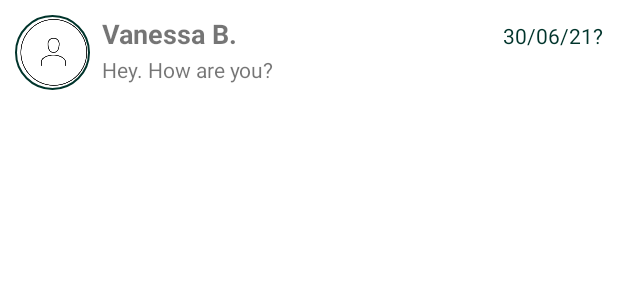
After one commit to vanessabuecker/Dev_vWhatsapp, an Android app: the layout item_user.xml on its own in the app's theme, with its tools: preview values and no code run, on a phone screen of 412 x 824 dp. The commit adds this screen. Shown: the top 300 px of the screen. Run offline under Robolectric (Android 15) with nearby library versions, the phone set to English and light mode, and no system bars.

Commit message:
"update"

```diff
--- /dev/null
+++ b/app/src/main/java/com/vbuecker/dev_venture_whatsapp/User.kt
@@ -0,0 +1,3 @@
+package com.vbuecker.dev_venture_whatsapp
+
+data class User (val name: String, val imageUrl: String, val id: String)
--- a/app/src/main/java/com/vbuecker/dev_venture_whatsapp/ui/login/LoginActivity.kt
+++ b/app/src/main/java/com/vbuecker/dev_venture_whatsapp/ui/login/LoginActivity.kt
@@ -12,6 +12,7 @@ import androidx.navigation.ui.setupActionBarWithNavController
 import com.firebase.ui.auth.AuthUI
 import com.vbuecker.dev_venture_whatsapp.MainActivity
 import com.vbuecker.dev_venture_whatsapp.databinding.ActivityLoginBinding
+import com.vbuecker.dev_venture_whatsapp.fragments.UserFragment
 
 const val RC_SIGN_IN = 123
 class LoginActivity : AppCompatActivity() {
--- a/app/src/main/res/layout/activity_login.xml
+++ b/app/src/main/res/layout/activity_login.xml
@@ -1,8 +1,6 @@
 <?xml version="1.0" encoding="utf-8"?>
-<androidx.constraintlayout.widget.ConstraintLayout
-    xmlns:android="http://schemas.android.com/apk/res/android"
+<androidx.constraintlayout.widget.ConstraintLayout xmlns:android="http://schemas.android.com/apk/res/android"
     xmlns:app="http://schemas.android.com/apk/res-auto"
-    xmlns:tools="http://schemas.android.com/tools"
     android:layout_width="match_parent"
     android:layout_height="match_parent"
     android:background="@color/browser_actions_divider_color"
--- /dev/null
+++ b/app/src/main/res/layout/item_user.xml
@@ -0,0 +1,94 @@
+<?xml version="1.0" encoding="utf-8"?>
+<LinearLayout xmlns:android="http://schemas.android.com/apk/res/android"
+    android:layout_width="match_parent"
+    android:layout_height="wrap_content"
+    xmlns:app="http://schemas.android.com/apk/res-auto"
+    xmlns:tools="http://schemas.android.com/tools"
+    android:background="?attr/selectableItemBackground"
+    android:clickable="true"
+    android:focusable="true"
+    android:orientation="horizontal"
+    android:padding="10dp">
+
+    <de.hdodenhof.circleimageview.CircleImageView
+        android:id="@+id/userImgView"
+        android:layout_width="50dp"
+        android:layout_height="50dp"
+        android:adjustViewBounds="true"
+        android:clickable="true"
+        android:focusable="true"
+        android:scaleType="centerCrop"
+        android:src="@drawable/photo_icon"
+        app:civ_circle_background_color="@color/p_light"
+        app:civ_border_width="1dp"
+        app:civ_border_color="@color/p_dark"/>
+
+    <LinearLayout
+        android:layout_width="match_parent"
+        android:layout_height="wrap_content"
+        android:gravity="center"
+        android:layout_marginStart="8dp"
+        android:orientation="vertical">
+
+        <LinearLayout
+            android:layout_width="match_parent"
+            android:layout_height="match_parent">
+
+            <TextView
+                android:id="@+id/titleTv"
+                android:layout_width="0dp"
+                android:layout_height="wrap_content"
+                android:layout_weight="1"
+                android:ellipsize="end"
+                android:lines="1"
+                android:textSize="18sp"
+                android:textStyle="bold"
+                tools:text="Vanessa B."/>
+
+            <TextView
+                android:id="@+id/timeTv"
+                android:layout_width="wrap_content"
+                android:layout_height="wrap_content"
+                android:layout_marginStart="12dp"
+                android:ellipsize="end"
+                android:textColor="@color/p_dark"
+                android:textSize="14sp"
+                android:visibility="visible"
+                tools:text="30/06/21?"/>
+        </LinearLayout>
+
+        <LinearLayout
+            android:layout_width="match_parent"
+            android:layout_height="match_parent">
+
+            <TextView
+                android:id="@+id/subtitleTv"
+                android:layout_width="wrap_content"
+                android:layout_height="wrap_content"
+                android:layout_weight="1"
+                android:ellipsize="end"
+                android:lines="1"
+                android:textSize="14sp"
+                tools:text="Hey. How are you?"/>
+
+            <TextView
+                android:id="@+id/countTv"
+                android:layout_width="wrap_content"
+                android:layout_height="wrap_content"
+                android:layout_marginStart="12dp"
+                android:ellipsize="end"
+                android:textColor="@color/p_dark"
+                android:textSize="14sp"
+                android:paddingStart="8dp"
+                android:paddingEnd="8dp"
+                android:paddingBottom="2dp"
+                android:paddingTop="2dp"/>
+
+
+
+        </LinearLayout>
+    </LinearLayout>
+
+
+
+    </LinearLayout>
--- a/app/src/main/res/values-night/themes.xml
+++ b/app/src/main/res/values-night/themes.xml
@@ -10,7 +10,7 @@
         <item name="colorSecondaryVariant">@color/teal_200</item>
         <item name="colorOnSecondary">@color/black</item>
         <!-- Status bar color. -->
-        <item name="android:statusBarColor" tools:targetApi="l">?attr/colorPrimaryVariant</item>
+        <item name="android:statusBarColor" tools:targetApi="l">?attr/colorPrimary</item>
         <!-- Customize your theme here. -->
     </style>
 </resources>
--- a/app/src/main/res/values/strings.xml
+++ b/app/src/main/res/values/strings.xml
@@ -32,4 +32,6 @@
 
     <!-- TODO: Remove or change this placeholder text -->
     <string name="hello_blank_fragment">Hello blank fragment</string>
+    <string name="username">username</string>
+    <string name="msg">new message!</string>
 </resources>
```
Also changed, not shown: app/build.gradle (+13 -1 lines), app/src/main/java/com/vbuecker/dev_venture_whatsapp/LoginActivity.kt (+0 -19 lines), app/src/main/java/com/vbuecker/dev_venture_whatsapp/MainActivity.kt (+1 -6 lines), app/src/main/java/com/vbuecker/dev_venture_whatsapp/fragments/FirstFragment.kt (deleted, +0 -45 lines), app/src/main/java/com/vbuecker/dev_venture_whatsapp/fragments/SecondFragment.kt (deleted, +0 -45 lines), app/src/main/java/com/vbuecker/dev_venture_whatsapp/fragments/UserFragment.kt (+68 -39 lines), app/src/main/java/com/vbuecker/dev_venture_whatsapp/fragments/UserViewHolder.kt (added, +15 -0 lines), app/src/main/java/com/vbuecker/dev_venture_whatsapp/ui/main/SectionsPagerAdapter.kt (deleted, +0 -35 lines), app/src/main/res/layout/content_login.xml (deleted, +0 -19 lines), app/src/main/res/layout/fragment_first.xml (deleted, +0 -28 lines), app/src/main/res/layout/fragment_second.xml (deleted, +0 -27 lines), app/src/main/res/layout/fragment_user.xml (+9 -8 lines), app/src/main/res/drawable/photo_icon.png (added).
